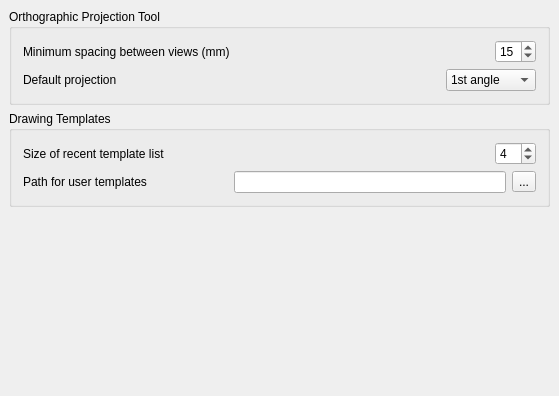
j-dowsett/FreeCAD, file src/Mod/Drawing/Gui/DlgSettingsGeneral.ui: the form before one commit.
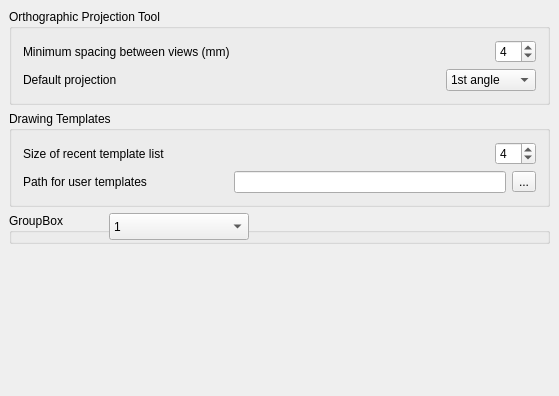
The form after the commit. Custom widgets are drawn as their Qt base class.

```diff
--- a/src/Mod/Drawing/Gui/DlgSettingsGeneral.ui
+++ b/src/Mod/Drawing/Gui/DlgSettingsGeneral.ui
@@ -150,15 +150,9 @@
            </spacer>
           </item>
           <item>
-           <widget class="Gui::PrefSpinBox" name="orthSpace">
-            <property name="minimumSize">
-             <size>
-              <width>0</width>
-              <height>0</height>
-             </size>
-            </property>
+           <widget class="Gui::PrefSpinBox" name="orthoSpace">
             <property name="value">
-             <number>15</number>
+             <number>4</number>
             </property>
             <property name="prefEntry" stdset="0">
              <cstring>RecentFiles</cstring>
@@ -219,6 +213,44 @@
      </layout>
     </widget>
    </item>
+   <item row="2" column="0">
+    <widget class="QGroupBox" name="groupBox">
+     <property name="title">
+      <string>GroupBox</string>
+     </property>
+     <widget class="Gui::PrefComboBox" name="comboTest">
+      <property name="geometry">
+       <rect>
+        <x>100</x>
+        <y>0</y>
+        <width>140</width>
+        <height>27</height>
+       </rect>
+      </property>
+      <property name="prefEntry" stdset="0">
+       <cstring>comboTest</cstring>
+      </property>
+      <property name="prefPath" stdset="0">
+       <cstring>Mod/Drawing</cstring>
+      </property>
+      <item>
+       <property name="text">
+        <string>1</string>
+       </property>
+      </item>
+      <item>
+       <property name="text">
+        <string>2</string>
+       </property>
+      </item>
+      <item>
+       <property name="text">
+        <string>3</string>
+       </property>
+      </item>
+     </widget>
+    </widget>
+   </item>
   </layout>
  </widget>
  <layoutdefault spacing="6" margin="11"/>
@@ -228,6 +260,11 @@
    <extends>QSpinBox</extends>
    <header>Gui/PrefWidgets.h</header>
   </customwidget>
+  <customwidget>
+   <class>Gui::PrefComboBox</class>
+   <extends>QComboBox</extends>
+   <header>Gui/PrefWidgets.h</header>
+  </customwidget>
  </customwidgets>
  <resources/>
  <connections/>
```
Left out of the diff: 16 changed lines with no effect on the pictures.
